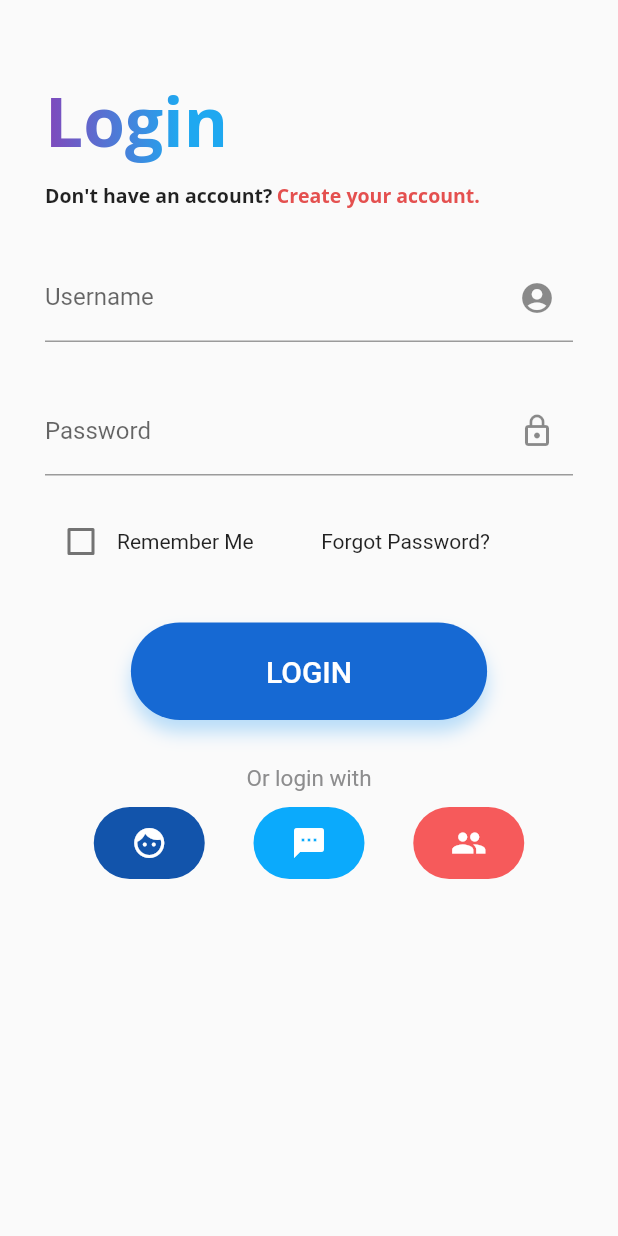
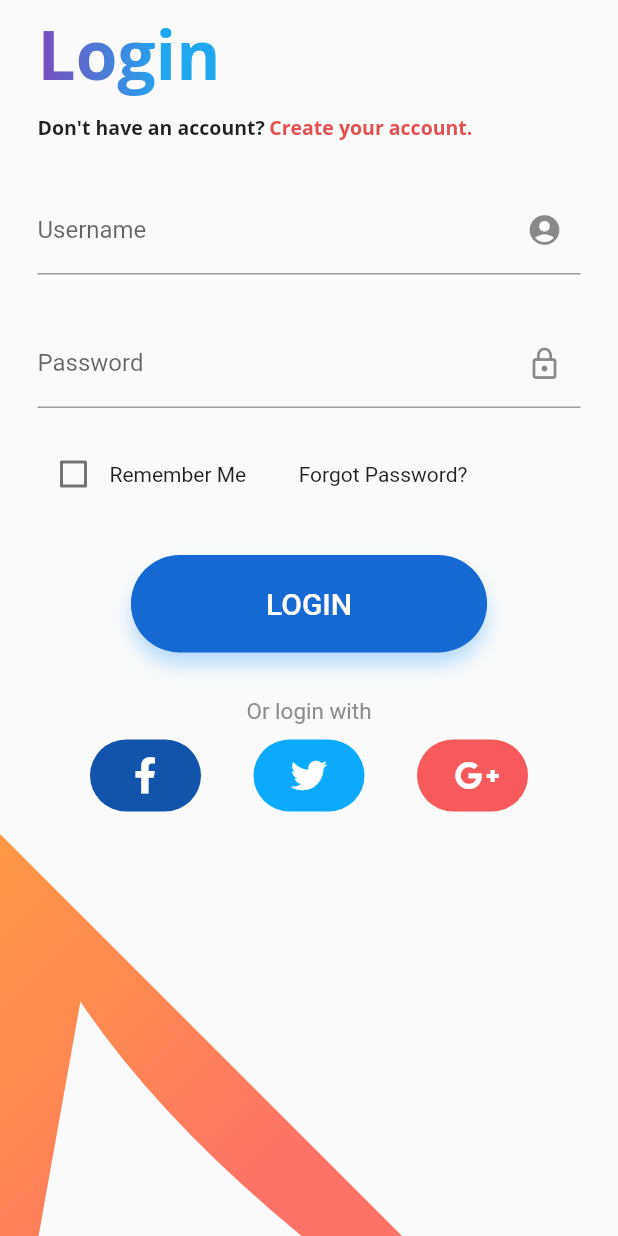
Before and after one commit to DenisOstr/SimpleFlutterLogin, a Flutter app: the screen it shows after launch, on a phone screen of 412 x 824 dp. Run offline on Flutter 3.47's test engine with Material 2 defaults, Android fonts, the phone set to English and light mode, and no system bars; our stand-ins replace font_awesome_flutter.

Commit message:
rewritten login with social button's block

```diff
--- a/lib/Pages/loginPage.dart
+++ b/lib/Pages/loginPage.dart
@@ -1,4 +1,6 @@
 import 'package:flutter/material.dart';
+
+import 'package:font_awesome_flutter/font_awesome_flutter.dart';
 
 import 'package:fresh_login/Widgets/customElevation.dart';
 
@@ -17,13 +19,13 @@ class LoginPageState extends State<LoginPage> {
   @override
   Widget build(BuildContext context) {
     return ListView(
-      padding: const EdgeInsets.all(10.0),
+      // padding: const EdgeInsets.all(10.0),
       children: <Widget> [
         Column(
           children: <Widget>[
             Container(
               child: Padding(
-                padding: EdgeInsets.symmetric(vertical: 40.0, horizontal: 20.0),
+                padding: EdgeInsets.symmetric(vertical: 5.0, horizontal: 25.0),
                 child: Column(
                   crossAxisAlignment: CrossAxisAlignment.start,
                   children: <Widget>[
@@ -36,7 +38,7 @@ class LoginPageState extends State<LoginPage> {
                         foreground: Paint()..shader = linearGradient,
                       ),
                     ),
-                    SizedBox(height: 10.0,),
+                    SizedBox(height: 10.0),
                     Row(
                       mainAxisAlignment: MainAxisAlignment.start,
                       children: <Widget>[
@@ -93,7 +95,7 @@ class LoginPageState extends State<LoginPage> {
                         Text(
                           "Remember Me",
                         ),
-                        SizedBox(width: 45.0),
+                        SizedBox(width: 35.0),
                         Text(
                           "Forgot Password?",
                         )
@@ -140,29 +142,84 @@ class LoginPageState extends State<LoginPage> {
                     Row(
                       mainAxisAlignment: MainAxisAlignment.spaceEvenly,
                       children: <Widget>[
-                        // ToDo: Change icon button to image button for social link
-                        SocButton(buttonColor: Color(0xFF1254AB), buttonIcon: Icon(Icons.face)),
+                        SocButton(buttonColor: Color(0xFF1254AB), buttonIcon: FaIcon(FontAwesomeIcons.facebookF)),
 
-                        SocButton(buttonColor: Color(0xFF0BAAFC), buttonIcon: Icon(Icons.textsms)),
+                        SocButton(buttonColor: Color(0xFF0BAAFC), buttonIcon: FaIcon(FontAwesomeIcons.twitter)),
 
-                        SocButton(buttonColor: Color(0xFFF65A5B), buttonIcon: Icon(Icons.group)),
+                        SocButton(buttonColor: Color(0xFFF65A5B), buttonIcon: FaIcon(FontAwesomeIcons.googlePlusG)),
                       ],
-                    )
+                    ),
                   ],
                 ),
               ),
             )
           ],
+        ),
+        SizedBox(height: 10.0),
+        ClipPath(
+          clipper: BottomWaveClipper(),
+          child: Container(
+            height: MediaQuery.of(context).size.height / 2,
+            decoration: BoxDecoration(
+              gradient: LinearGradient(
+                colors: orangeGradients,
+                begin: Alignment.topLeft,
+                end: Alignment.center,
+              )
+            ),
+          ),
         )
       ]
     );
   }
 }
 
-// ToDo: Change icon button to image button for social link
+const List<Color> orangeGradients = [
+  Color(0xFFFF9844),
+  Color(0xFFFE8853),
+  Color(0xFFFD7267),
+];
+
+class BottomWaveClipper extends CustomClipper<Path> {
+  @override
+  Path getClip(Size size) {
+    var path = Path();
+
+    var w = size.width;
+    var h = size.height;
+
+    path.lineTo(w, h);
+
+    var firstControlPoint = new Offset(0.0, 0.0);
+    var firstEndPoint = new Offset(size.width / 7, size.height / 2);
+
+    // path.quadraticBezierTo(firstControlPoint.dx, firstControlPoint.dy, firstEndPoint.dx, firstEndPoint.dy);
+    path.quadraticBezierTo(firstEndPoint.dx, firstEndPoint.dy, firstControlPoint.dx, firstControlPoint.dy);
+
+    var secondControlPoint = Offset(size.width / 7, size.height / 5);
+    var secondEndPoint = Offset(size.width, size.height);
+
+    // path.quadraticBezierTo(secondControlPoint.dx, secondControlPoint.dy, secondEndPoint.dx, secondEndPoint.dy);
+    path.quadraticBezierTo(secondEndPoint.dx, secondEndPoint.dy, secondControlPoint.dx, secondControlPoint.dy);
+
+    // var thirdControlPoint = Offset(size.width, 0);
+    // var thirdEndPoint = Offset(size.width, size.height);
+
+    // path.quadraticBezierTo(thirdControlPoint.dx, thirdControlPoint.dy, thirdEndPoint.dx, thirdEndPoint.dy);
+
+    path.lineTo(0.0, h);
+
+    path.close();
+    return path;
+  }
+
+  @override
+  bool shouldReclip(CustomClipper<Path> oldClipper) => false;
+}
+
 class SocButton extends StatelessWidget {
   final Color buttonColor;
-  final Icon buttonIcon;
+  final FaIcon buttonIcon;
 
   const SocButton({
     Key key,
--- a/pubspec.yaml
+++ b/pubspec.yaml
@@ -19,6 +19,7 @@ environment:
 dependencies:
   flutter:
     sdk: flutter
+  font_awesome_flutter: ^8.7.0
 
   # The following adds the Cupertino Icons font to your application.
   # Use with the CupertinoIcons class for iOS style icons.
@@ -42,7 +43,7 @@ flutter:
 
   # To add assets to your application, add an assets section, like this:
   # assets:
-  #  - images/a_dot_burr.jpeg
+  #  - assets/images/facebook.png
   #  - images/a_dot_ham.jpeg
 
   # An image asset can refer to one or more resolution-specific "variants", see
```
Also changed, not shown: pubspec.lock, 1 other file.
